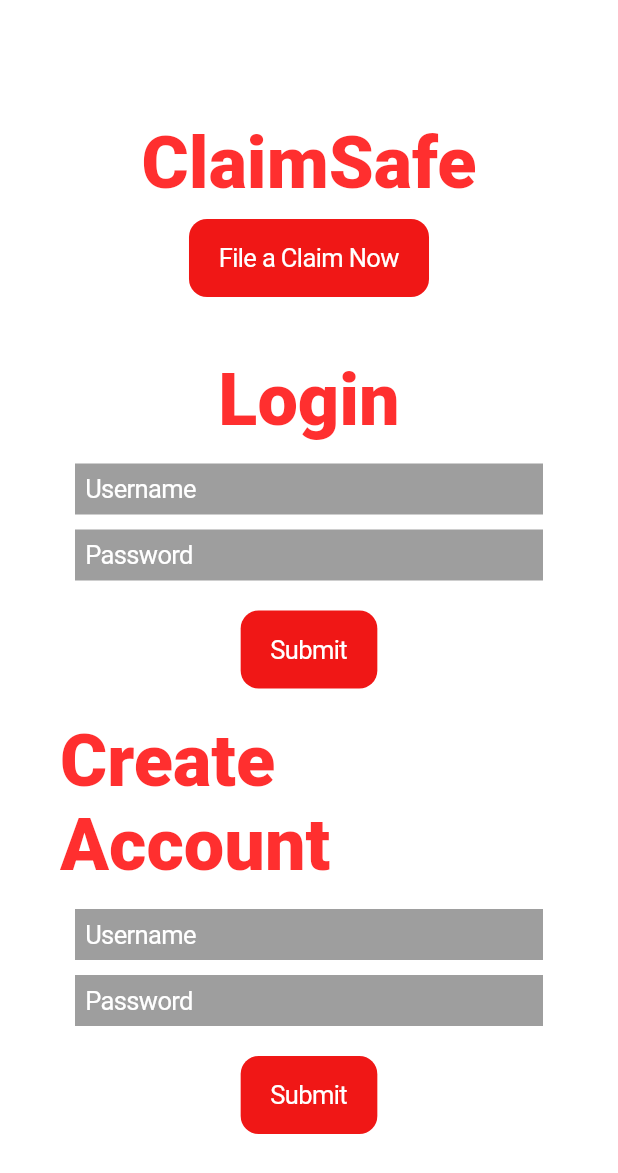
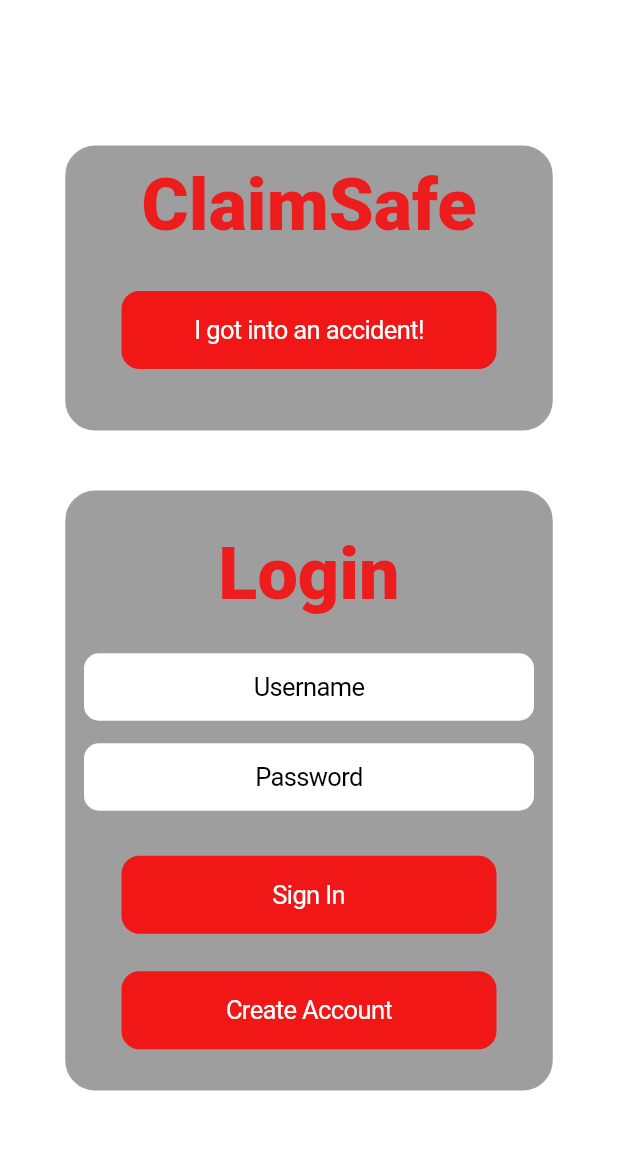
Before and after one commit to st9488/UTDHackathon2021, a Flutter app: the screen it shows after launch, on a phone screen of 412 x 824 dp. Shown: the top 1173 px of the screen. Run offline on Flutter 3.47's test engine with Material 2 defaults, Android fonts, the phone set to English and light mode, and no system bars; our stand-ins replace cloud_firestore, firebase_auth, firebase_core, geocoding, geolocator, image_picker; accounts and stored records are empty; Roboto replaces fonts that are missing (BabasNeue).

Commit message:
All my updated stuff

```diff
--- a/lib/main.dart
+++ b/lib/main.dart
@@ -9,8 +9,11 @@ import 'package:utd_hackathon2021/pages/main_page.dart';
 import 'package:utd_hackathon2021/pages/panic_page.dart';
 import 'package:utd_hackathon2021/pages/tips_page.dart';
 import 'package:utd_hackathon2021/pages/vehicle_info_page.dart';
+import 'package:firebase_core/firebase_core.dart';
 
-void main() {
+void main() async {
+  WidgetsFlutterBinding.ensureInitialized();
+  await Firebase.initializeApp();
   runApp(const MyApp());
 }
 
--- a/lib/pages/login_page.dart
+++ b/lib/pages/login_page.dart
@@ -4,6 +4,7 @@ import 'package:flutter/widgets.dart';
 import 'package:utd_hackathon2021/UI/background.dart';
 import 'package:utd_hackathon2021/util/claim.dart';
 import 'package:utd_hackathon2021/util/globals.dart';
+import 'package:utd_hackathon2021/util/services/auth.dart';
 
 class LoginPage extends StatelessWidget {
   const LoginPage({Key? key}) : super(key: key);
@@ -14,116 +15,200 @@ class LoginPage extends StatelessWidget {
       alignment: Alignment.center,
       children: [
         const Background(),
-        Padding(
-          padding: const EdgeInsets.fromLTRB(40, 80, 40, 0),
-          child:
         Column(
+          mainAxisAlignment: MainAxisAlignment.center,
+          crossAxisAlignment: CrossAxisAlignment.center,
           children: [
+
+            Container(
+              width: 325,
+              height: 190,
+              decoration: BoxDecoration(
+                  color: Colors.grey,
+                  border: Border.all(
+                    color: Colors.grey,
+                  ),
+                  borderRadius: const BorderRadius.all(Radius.circular(20))
+              ),
+              //color: Colors.grey,
+              child: Column(
+                children: [
+                  Container(
+                    height: 10,
+                  ),
                   const Text(
                     'ClaimSafe',
                     style: TextStyle(decoration: TextDecoration.none, fontFamily: 'BabasNeue'),
                   ),
+                  Container(
+                    height: 30,
+                  ),
+                  SizedBox(
+                    width: 250,
+                    child: CupertinoButton(
+                      color: Theme.of(context).colorScheme.background,
+                      child: const Text(
+                        "I got into an accident!",
+                        style: TextStyle(color: Colors.white,),
+                        textAlign: TextAlign.center,
+                      ),
 
-              Padding(padding: const EdgeInsets.fromLTRB(30, 10, 30, 0),
-                  child:
-                  CupertinoButton(
-                    color: Theme.of(context).colorScheme.background,
-                    child: const Text("File a Claim Now", style: TextStyle(color: Colors.white)),
                       onPressed: () {
                         currentClaim = Claim();
                         Navigator.of(context).pushReplacementNamed('/Panic');
                       },
-                  )
                     ),
-              const Padding(padding: EdgeInsets.fromLTRB(0, 40, 0, 0),
-                child:
-                LoginInfo(),
                   ),
                 ],
               ),
             ),
+            Container(
+              height: 40,
+            ),
+
+            Container(
+                width: 325,
+                height: 400,
+                decoration: BoxDecoration(
+                    color: Colors.grey,
+                    border: Border.all(
+                      color: Colors.grey,
+                    ),
+                    borderRadius: const BorderRadius.all(Radius.circular(20))),
+                child: const LoginInfo()
+
+            ),
           ],
+        ),
+      ],
+
 
     );
   }
 }
 
 
-class LoginInfo extends StatelessWidget{
+class LoginInfo extends StatefulWidget{
   const LoginInfo({Key? key}) : super(key: key);
 
   @override
+  State<LoginInfo> createState() => _LoginInfoState();
+}
+
+class _LoginInfoState extends State<LoginInfo> {
+
+  final AuthService _auth = AuthService();
+  final _formKey = GlobalKey<FormState>();
+
+  final controllerUserSignIn = TextEditingController();
+  final controllerPassSignIn = TextEditingController();
+
+
+  @override
   Widget build (BuildContext context){
-    return Column(
+    return Form(
+      key: _formKey,
+      child: Column(
+          mainAxisAlignment: MainAxisAlignment.center,
+          crossAxisAlignment: CrossAxisAlignment.center,
           children: [
             const Text(
               'Login',
               style: TextStyle(decoration: TextDecoration.none, fontFamily: 'BabasNeue'),
             ),
-          const InputFields(),
-          CupertinoButton(
+
+            Container(
+              height: 25,
+            ),
+
+            SizedBox(
+              width: 300,
+              height: 45,
+
+              child: CupertinoTextField(
+                controller: controllerUserSignIn,
+                placeholder: 'Username',
+                placeholderStyle: TextStyle(color: Theme.of(context).colorScheme.onSecondary),
+                decoration: BoxDecoration(
+                    color: Colors.white,
+                    border: Border.all(
+                      color: Colors.white,
+                    ),
+                    borderRadius: const BorderRadius.all(Radius.circular(10))
+
+                ),
+                style: const TextStyle(color: Colors.black),
+                textAlign: TextAlign.center,
+              ),
+            ),
+
+            Container(
+              height: 15,
+            ),
+
+            SizedBox(
+              width: 300,
+              height: 45,
+              child: CupertinoTextField(
+                controller: controllerPassSignIn,
+                placeholder: 'Password',
+                placeholderStyle: TextStyle(color: Theme.of(context).colorScheme.onSecondary),
+                decoration: BoxDecoration(
+                    color: Colors.white,
+                    border: Border.all(
+                      color: Colors.white,
+                    ),
+                    borderRadius: const BorderRadius.all(Radius.circular(10))
+
+                ),
+                style: const TextStyle(color: Colors.black),
+                textAlign: TextAlign.center,
+              ),
+            ),
+
+            Container(
+              height: 30,
+            ),
+
+            SizedBox(
+              width: 250,
+              child: CupertinoButton(
                   color: Theme.of(context).colorScheme.background,
-              child: const Text("Submit", style: TextStyle(color: Colors.white)),
-              onPressed: () {
+                  child: const Text("Sign In", style: TextStyle(color: Colors.white)),
+                  onPressed: () async {
+                    dynamic result = await _auth.signInWithEmailAndPassword(controllerUserSignIn.text, controllerPassSignIn.text);
+                    if(result == null){
+                      print("error: user not found");
+                    } else {
+                      currentClaim = Claim();
+                      currentUserSelf = result;
+                      Navigator.of(context).pushReplacementNamed('/Main');
+                    }
+                  }
+              ),
+            ),
+
+            Container(
+              height: 25,
+            ),
+
+
+            SizedBox(
+              width: 250,
+              child: CupertinoButton(
+                  color: Theme.of(context).colorScheme.background,
+                  child: const Text("Create Account", style: TextStyle(color: Colors.white), textAlign: TextAlign.center,),
+                  onPressed: () async {
+                    print(controllerPassSignIn.text + " - " + controllerUserSignIn.text);
+                    currentUserSelf = await _auth.registerWithEmailAndPassword(controllerUserSignIn.text, controllerPassSignIn.text);
                     Navigator.of(context).pushReplacementNamed('/Main');
                   }
               ),
-          const Padding(padding: EdgeInsets.symmetric(vertical: 10),),
-          const Text(
-            'Create Account',
-            style: TextStyle(decoration: TextDecoration.none, fontFamily: 'BabasNeue'),
-          ),
-          const InputFields(),
-          CupertinoButton(
-              color: Theme.of(context).colorScheme.background,
-              child: const Text("Submit", style: TextStyle(color: Colors.white)),
-              onPressed: () {
-                Navigator.of(context).pushReplacementNamed('/Main');
-              }
             ),
           ]
+      ),
     );
   }
+
+
 }
-
-class InputFields extends StatefulWidget{
-  const InputFields({Key? key}) : super(key: key);
-
-  @override
-  State<InputFields> createState() => _InputFieldsState();
-}
-
-class _InputFieldsState extends State<InputFields> {
-  @override
-  Widget build (BuildContext context){
-    return
-      Padding( padding: const EdgeInsets.fromLTRB(0, 5, 0, 20) ,
-          child: Column(
-            children: const [
-              Padding(padding: EdgeInsets.fromLTRB(10, 10, 10, 0),
-                  child:
-                  CupertinoTextField(
-                    placeholderStyle: TextStyle(color: Colors.white),
-                    placeholder: 'Username',
-                    style: TextStyle(color: Colors.white),
-                    decoration: const BoxDecoration(
-                      color: Colors.grey
-                    )
-                  )
-              ),
-              Padding(padding: EdgeInsets.fromLTRB(10, 10, 10, 0),
-                  child:
-                  CupertinoTextField(
-                    placeholderStyle: TextStyle(color: Colors.white),
-                    placeholder: 'Password',
-                    style: TextStyle(color: Colors.white),
-                      decoration: const BoxDecoration(
-                          color: Colors.grey
-                      )
-                  )
-              ),
-            ],
-          )
-      );
-  }
-}
--- a/lib/util/globals.dart
+++ b/lib/util/globals.dart
@@ -1,7 +1,9 @@
 library progression.globals;
 import 'package:firebase_auth/firebase_auth.dart';
+import 'package:utd_hackathon2021/util/user.dart';
 import 'claim.dart';
 
 String projectName = "ClaimSafe";
 late User? currentUser;
+late Users currentUserSelf;
 late Claim currentClaim;
```
Lines whose indentation alone changed are shown as unchanged.
